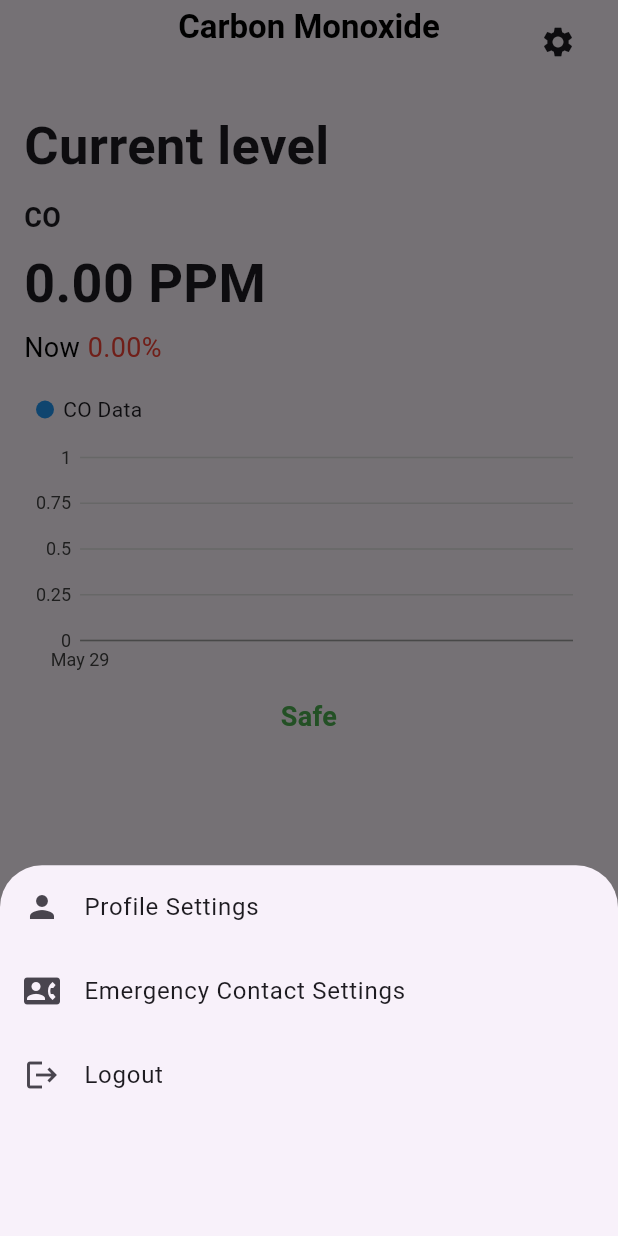
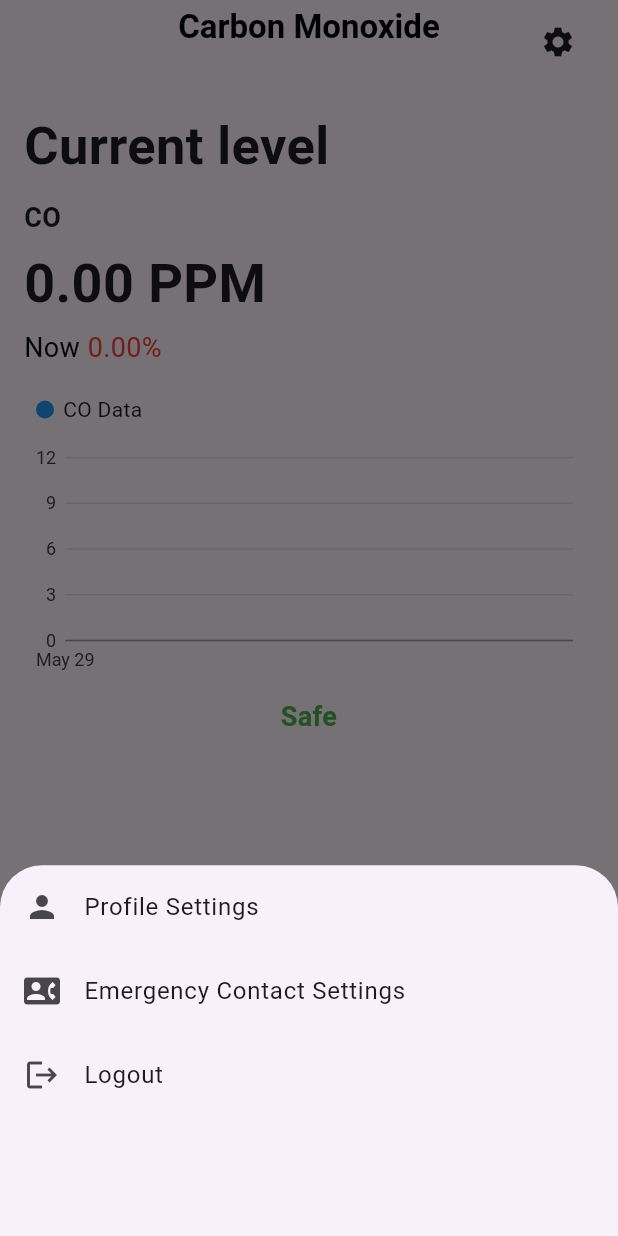
Before and after one commit to musakpg/COSense, a Flutter app: the HomePage screen opened directly, after a tap on the "settings" icon, on a phone screen of 412 x 824 dp. Run offline on Flutter 3.47's test engine with Material 3 defaults, Android fonts, the light colour scheme and no system bars; our stand-ins replace charts_flutter, cloud_firestore, firebase_auth, firebase_core, firebase_database, flutter_local_notifications and 2 more; missing offline and left inert: sendgrid_mailer, workmanager; accounts and stored records are empty.

Commit message:
30/5 1:41 Graph y-axis modified

```diff
--- /dev/null
+++ b/lib/page/co_data_point.dart
@@ -0,0 +1,6 @@
+class CODataPoint {
+  final DateTime time;
+  final double coRate;
+
+  CODataPoint(this.time, this.coRate);
+}
--- a/lib/page/homePage.dart
+++ b/lib/page/homePage.dart
@@ -11,6 +11,8 @@ import 'package:fypcosense/page/settingProfile.dart';
 import 'package:fypcosense/page/settingEmergency.dart';
 import 'package:shared_preferences/shared_preferences.dart';
 import 'package:workmanager/workmanager.dart';
+import 'dart:io' show Platform;
+import 'dart:math';
 
 const initializationSettingsAndroid = AndroidInitializationSettings('icon');
 
@@ -22,10 +24,12 @@ class HomePage extends StatefulWidget {
 }
 
 class _HomePageState extends State<HomePage> {
-  double coRate = 0;
-  double previousCoRate = 0;
-  String carState = '';
-  List<CODataPoint> coDataPoints = [];
+  double coRate = 0; // Initial value
+  double previousCoRate = 0; // Previous CO rate to calculate the change percentage
+  String carState = ''; // Variable to hold car state
+  List<CODataPoint> coDataPoints = []; // List to hold CO data points
+  double latitude = 0; // Initial value for latitude
+  double longitude = 0; // Initial value for longitude
 
   late FirebaseDatabase database;
   final FirebaseFirestore _firestore = FirebaseFirestore.instance;
@@ -36,11 +40,22 @@ class _HomePageState extends State<HomePage> {
     super.initState();
     initFirebase();
     _loadDataPoints();
+    Workmanager().initialize(
+      callbackDispatcher,
+      isInDebugMode: true,
+    );
     Workmanager().registerPeriodicTask(
       "1",
       "fetchCOData",
       frequency: Duration(minutes: 15),
     );
+  }
+
+  static void callbackDispatcher() {
+    Workmanager().executeTask((task, inputData) async {
+      // Task code here
+      return Future.value(true);
+    });
   }
 
   Future<void> _loadDataPoints() async {
@@ -63,8 +78,29 @@ class _HomePageState extends State<HomePage> {
     return ((newRate - oldRate) / oldRate) * 100;
   }
 
+  List<charts.Series<CODataPoint, DateTime>> _createLineData(List<CODataPoint> dataPoints) {
+    return [
+      charts.Series<CODataPoint, DateTime>(
+        id: 'CO Data',
+        colorFn: (_, __) => charts.MaterialPalette.blue.shadeDefault,
+        domainFn: (CODataPoint point, _) => point.time,
+        measureFn: (CODataPoint point, _) => point.coRate,
+        data: dataPoints,
+      )
+    ];
+  }
+
+  double _calculateMaxY(double maxRate) {
+    return (maxRate ~/ 10 + 1) * 10.0;
+  }
+
   @override
   Widget build(BuildContext context) {
+    double maxRate = coDataPoints.isNotEmpty
+        ? coDataPoints.map((point) => point.coRate).reduce(max)
+        : 10;
+    double maxY = _calculateMaxY(maxRate);
+
     return Scaffold(
       appBar: AppBar(
         automaticallyImplyLeading: false,
@@ -190,8 +226,8 @@ class _HomePageState extends State<HomePage> {
                   charts.SeriesLegend(),
                 ],
                 primaryMeasureAxis: charts.NumericAxisSpec(
-                  tickProviderSpec:
-                  charts.BasicNumericTickProviderSpec(desiredTickCount: 5),
+                  tickProviderSpec: charts.BasicNumericTickProviderSpec(desiredTickCount: 5),
+                  viewport: charts.NumericExtents(0, maxY),
                 ),
                 domainAxis: charts.DateTimeAxisSpec(
                   tickFormatterSpec: charts.AutoDateTimeTickFormatterSpec(
@@ -249,47 +285,79 @@ class _HomePageState extends State<HomePage> {
     );
   }
 
-  Future<void> sendEmail(String userEmail, String emergencyEmail, String userName) async {
-    final mailer =
-    Mailer('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');
-    final toAddress = Address(emergencyEmail);
-    final fromAddress = Address(userEmail);
-    final content = Content('text/plain', 'Alert!!! $userName\'s vehicle is in danger');
+  Future<void> sendEmail(
+      _HomePageState state, String userEmail, String emergencyEmail, String userName) async {
+    final mailer = Mailer('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');
+    final toAddress = Address(emergencyEmail); // Use emergency email fetched from Firestore
+    final fromAddress = Address(userEmail); // Use user email fetched from FirebaseAuth
+    final latitude = state.latitude; // Access latitude from state parameter
+    final longitude = state.longitude; // Access longitude from state parameter
+
     final subject = 'COSense Alert';
+    final userNameFormatted = Uri.encodeComponent(userName); // Encode user name for URL
+    final locationLink = Platform.isAndroid
+        ? 'https://www.google.com/maps/search/?api=1&query=$latitude,$longitude'
+        : 'https://maps.apple.com/?q=$latitude,$longitude'; // URL to open in Google Maps or Apple Maps
+
+    final content = Content('text/html',
+        'Alert!!! $userName\'s vehicle is in danger. Location: <a href="$locationLink">Open in Maps</a>'); // Include a link to open in Maps
+
     final personalization = Personalization([toAddress]);
+    final email = Email([personalization], fromAddress, subject, content: [content]);
 
-    final email = Email([personalization], fromAddress, subject, content: [content]);
     mailer.send(email).then((result) {
       print('Email sent successfully!');
     }).catchError((error) {
       print('Error sending email: $error');
     });
+
     print('Emergency contact is: $emergencyEmail');
     print('User contact is: $userEmail');
     print('User name is: $userName');
+    print('Latitude: $latitude, Longitude: $longitude');
   }
 
   Future<void> initFirebase() async {
     await Firebase.initializeApp();
     database = FirebaseDatabase.instance;
+    // Listen to changes in Firebase database
     database.reference().child('rate/coRate').onValue.listen((event) {
       final newCoRate = double.tryParse(event.snapshot.value.toString()) ?? 0;
       setState(() {
         previousCoRate = coRate;
         coRate = newCoRate;
+        // Update CO data points
         coDataPoints.add(CODataPoint(DateTime.now(), coRate));
+        // Keep only the last 100 data points for display
         if (coDataPoints.length > 100) {
           coDataPoints.removeAt(0);
         }
-        if (coRate >= 0.20) {
+        // Set car state based on coRate
+        if (coRate >= 0.05) { // Change to 0.05 ppm
           carState = 'danger';
-          _notifyEmergencyContact();
+          _notifyEmergencyContact(); // Notify if in danger state
         } else {
           carState = 'normal';
         }
       });
-      _saveDataPoints();
     });
+
+    // Listen to changes in GPS location
+    database.reference().child('gps/latitude').onValue.listen((event) {
+      final newLatitude = double.tryParse(event.snapshot.value.toString()) ?? 0;
+      setState(() {
+        latitude = newLatitude;
+      });
+    });
+
+    database.reference().child('gps/longitude').onValue.listen((event) {
+      final newLongitude = double.tryParse(event.snapshot.value.toString()) ?? 0;
+      setState(() {
+        longitude = newLongitude;
+      });
+    });
+
+    _saveDataPoints();
   }
 
   Future<void> _saveDataPoints() async {
@@ -339,25 +407,27 @@ class _HomePageState extends State<HomePage> {
   }
 
   void _notifyEmergencyContact() {
-    print('CO rate exceeded 0.20 ppm. Notifying emergency contact...');
-    _showInAppNotification();
-    _showLocalAlert();
+    print('CO rate exceeded 0.20 ppm. Notifying emergency contact...'); // Change to 0.05 ppm
+    _showInAppNotification(); // Alternative 6: Display in-app notification
+    _showLocalAlert(); // Alternative 7: Display local alert
 
+    // Fetch user's data from FirebaseAuth
     final user = FirebaseAuth.instance.currentUser;
 
     if (user != null) {
-      final userId = user.uid;
+      final userId = user.uid; // Get the user ID
       final userDocRef = _firestore.collection('users').doc(userId);
 
       userDocRef.get().then((userSnapshot) {
         if (userSnapshot.exists) {
-          final userName = userSnapshot.data()?['profile']['name'] ?? '';
-          final userEmail = user.email ?? '';
-          final emergencyContacts = userSnapshot.data()?['emergencyContacts'] ?? [];
+          final userName = userSnapshot.data()?['profile']['name'] ?? ''; // User's name (ensure existence)
+          final userEmail = user.email ?? ''; // Null-safe assignment
+          final emergencyContacts = userSnapshot.data()?['emergencyContacts'] ?? []; // User's emergency contacts (ensure existence)
 
+          // Loop through all emergency contacts
           for (var contact in emergencyContacts) {
             final contactEmail = contact['email'] ?? '';
-            sendEmail(userEmail, contactEmail, userName);
+            sendEmail(this, userEmail, contactEmail, userName); // Pass this as the first argument
           }
 
           if (emergencyContacts.isEmpty) {
@@ -383,18 +453,6 @@ class _HomePageState extends State<HomePage> {
       print('Error signing out: $e');
     }
   }
-
-  List<charts.Series<CODataPoint, DateTime>> _createLineData(List<CODataPoint> dataPoints) {
-    return [
-      charts.Series<CODataPoint, DateTime>(
-        id: 'CO Data',
-        colorFn: (_, __) => charts.MaterialPalette.blue.shadeDefault,
-        domainFn: (CODataPoint point, _) => point.time,
-        measureFn: (CODataPoint point, _) => point.coRate,
-        data: dataPoints,
-      )
-    ];
-  }
 }
 
 class CODataPoint {
```
